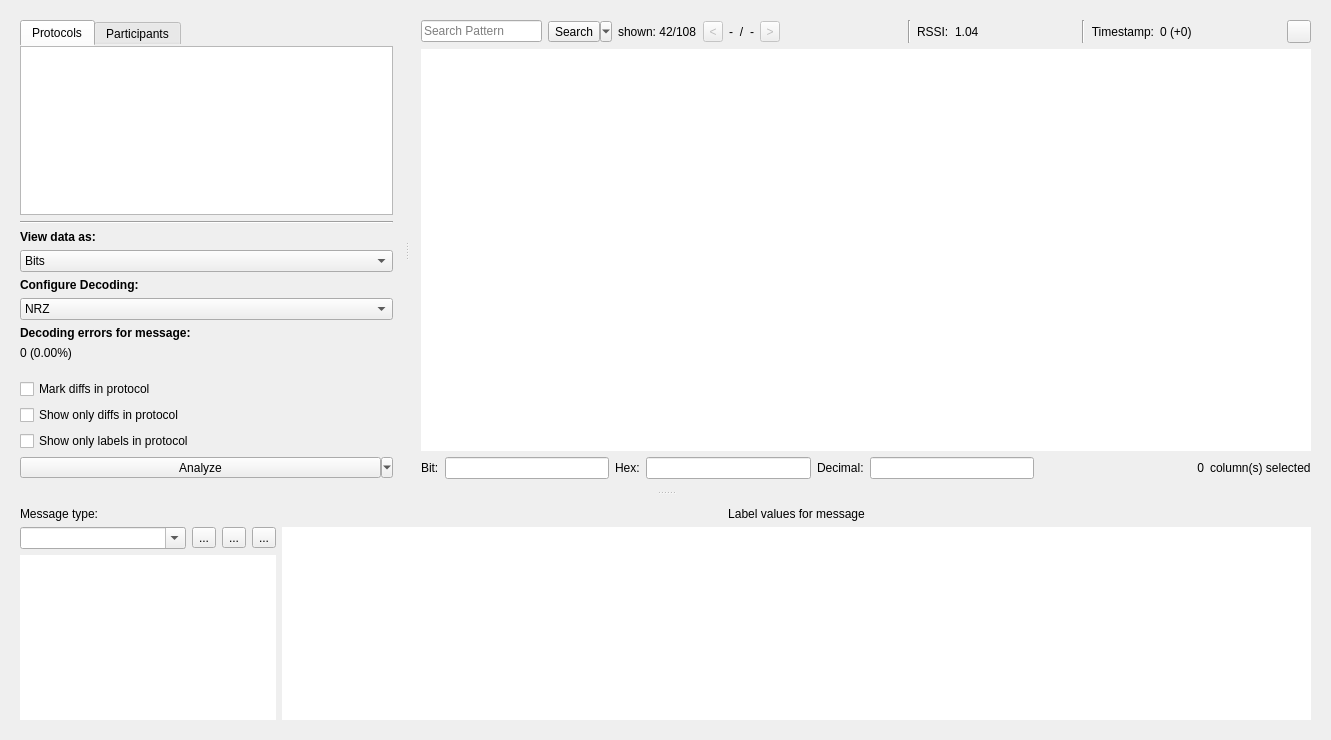
Old version of the form ui/analysis.ui in the repository jopohl/urh.
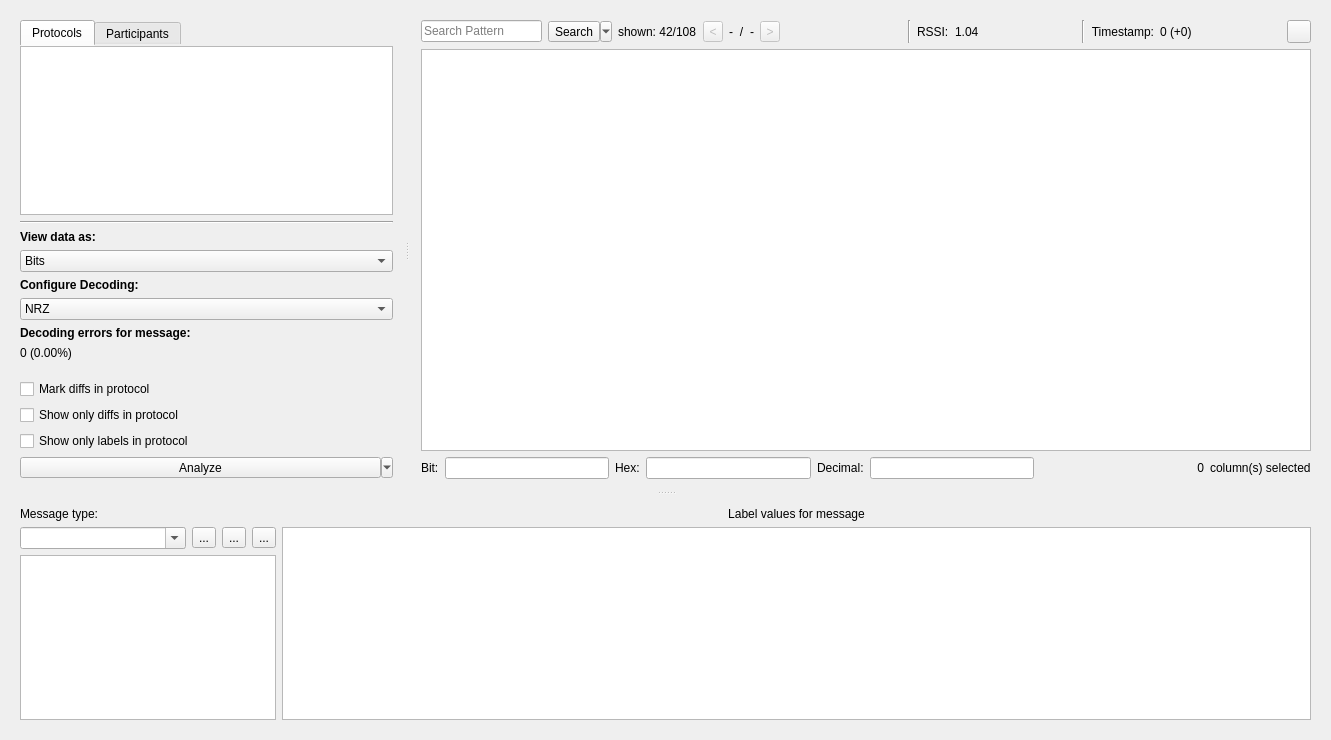
New version of the form. Icons and pictures are not drawn. Custom widgets are drawn as their Qt base class.

Diff of the .ui file:
```diff
--- a/ui/analysis.ui
+++ b/ui/analysis.ui
@@ -797,7 +797,7 @@
                <bool>true</bool>
               </property>
               <property name="frameShape">
-               <enum>QFrame::NoFrame</enum>
+               <enum>QFrame::StyledPanel</enum>
               </property>
               <property name="frameShadow">
                <enum>QFrame::Sunken</enum>
@@ -1093,7 +1093,7 @@
                 </sizepolicy>
                </property>
                <property name="frameShape">
-                <enum>QFrame::NoFrame</enum>
+                <enum>QFrame::StyledPanel</enum>
                </property>
                <property name="alternatingRowColors">
                 <bool>true</bool>
@@ -1149,7 +1149,7 @@
                 <string>Manage your estimations for protocol fields here. To add custom field types use Rightclick -&gt; Edit.</string>
                </property>
                <property name="frameShape">
-                <enum>QFrame::NoFrame</enum>
+                <enum>QFrame::StyledPanel</enum>
                </property>
               </widget>
              </item>
```
Left out of the diff: 12 changed lines with no effect on the pictures.
